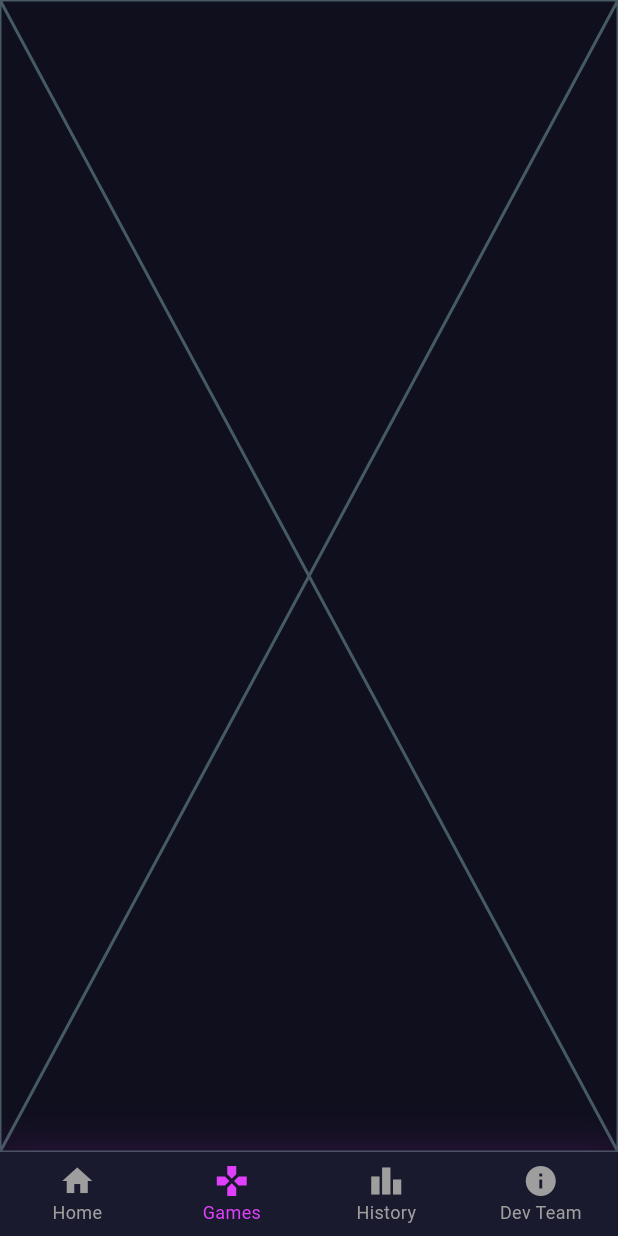
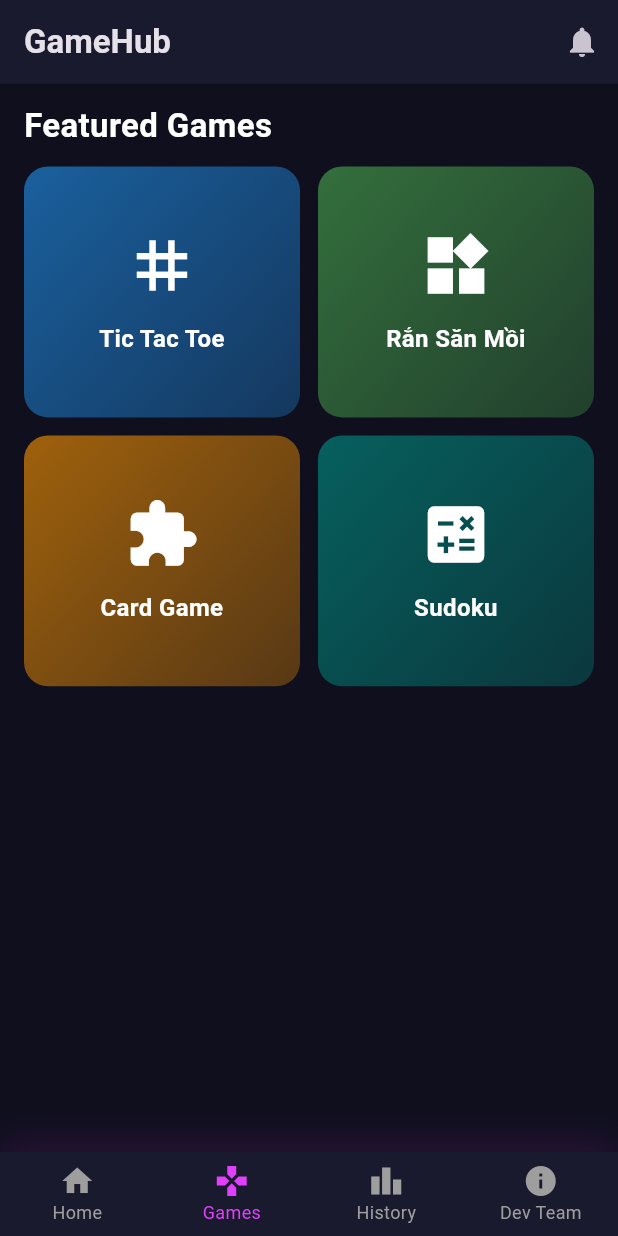
Before and after one commit to RuleOfNight/2025_LTTBDD_N05_Nhom_6, a Flutter app: the MainScreen screen opened directly, item 2 of the bottom bar chosen, on a phone screen of 412 x 824 dp. Run offline on Flutter 3.47's test engine with Material 3 defaults, Android fonts, the phone set to English and light mode, and no system bars; our stand-ins replace rive; missing offline and left inert: sudoku_solver_generator.

Commit message:
refactor: move featured games to Games tab

```diff
--- /dev/null
+++ b/lib/screens/GameScreen.dart
@@ -0,0 +1,134 @@
+import 'package:flutter/material.dart';
+import '../games/tictoc.dart';
+import '../games/sudoku.dart';
+
+class GameScreen extends StatelessWidget {
+  const GameScreen({Key? key}) : super(key: key);
+
+  @override
+  Widget build(BuildContext context) {
+    return Scaffold(
+        // Scaffold tạo bố cục cơ bản cho 1 màn hình (headbar + body)
+        appBar: AppBar(
+            title: const Text('GameHub', style: TextStyle(fontWeight: FontWeight.bold)),
+            actions: [
+                // Nút thông báo ở góc phải headbar
+                IconButton(icon: const Icon(Icons.notifications), onPressed: () {
+                // lazy
+                }),
+            ],
+        ),
+        body: SingleChildScrollView(
+            // Scroll
+            child: Column(
+                crossAxisAlignment: CrossAxisAlignment.start,
+                children: [
+                    _buildSectionTitle('Featured Games'),
+                    _buildQuickPlayGames(context),
+                    const SizedBox(height: 20),    // Khoảng cách dưới các banner
+                ],
+            ),
+        ),
+    );
+  }
+
+
+ // Title
+  Widget _buildSectionTitle(String title) {
+    return Padding(
+        padding: const EdgeInsets.symmetric(horizontal: 16, vertical: 12),
+        child: Text(
+            title,
+            style: const TextStyle(fontSize: 22, fontWeight: FontWeight.bold, color: Colors.white),
+        ),
+    );
+  }
+
+ // Grid các game
+  Widget _buildQuickPlayGames(BuildContext context) {
+    final games = [
+        {
+            'name': 'Tic Tac Toe',
+            'icon': Icons.grid_3x3,
+            'color': Colors.blue,
+            'screen': const TicTocGame()
+        },
+        {
+            'name': 'Rắn Săn Mồi',
+            'icon': Icons.widgets,
+            'color': Colors.green,
+            'screen': const Placeholder()
+        },
+        {
+            'name': 'Card Game',
+            'icon': Icons.extension,
+            'color': Colors.orange,
+            'screen': const Placeholder()
+        },
+        {
+            'name': 'Sudoku',
+            'icon': Icons.calculate,
+            'color': Colors.teal,
+            'screen': const SudokuGame()
+        },
+    ];
+
+    // Display grid game theo 2 cột
+    return GridView.builder(
+        shrinkWrap: true, // co lại theo nội dung nó chứa thay vì chiếm toàn bộ height
+        physics: const NeverScrollableScrollPhysics(), // Tắt scroll riêng, vì GridView nằm trong SingleChildScrollView bên ngoài
+        padding: const EdgeInsets.symmetric(horizontal: 16), // Lề trái/phải
+        gridDelegate: const SliverGridDelegateWithFixedCrossAxisCount(
+            crossAxisCount: 2,       // Số cột = 2
+            childAspectRatio: 1.1,   // Tỉ lệ khung (width/height). >1: ngang rộng hơn cao
+            crossAxisSpacing: 12,    // Khoảng cách giữa các cột
+            mainAxisSpacing: 12,     // Khoảng cách giữa các hàng
+        ),
+        itemCount: games.length,   // Số item trong grid = số game trong list games
+        itemBuilder: (ctx, i) {
+            return InkWell( // InkWell = opTap + hiệu ứng ripple   để bắt sk
+                onTap: () {
+                    Navigator.push(
+                        context,
+                        MaterialPageRoute(builder: (ctx) => games[i]['screen'] as Widget),
+                    );
+                },
+                child: Container(
+                    // Khung chứa 1 ô game
+                    decoration: BoxDecoration(
+                        borderRadius: BorderRadius.circular(16), // Bo góc
+                        gradient: LinearGradient(
+                            colors: [
+                            (games[i]['color'] as Color).withOpacity(0.6),
+                            (games[i]['color'] as Color).withOpacity(0.3),
+                            ],
+                            begin: Alignment.topLeft,
+                            end: Alignment.bottomRight,
+                        ),
+                    ),
+                    child: Column(
+                        mainAxisAlignment: MainAxisAlignment.center, // Căn center theo chiều dọc
+                        children: [
+                            Icon(
+                                games[i]['icon'] as IconData, // Icon game
+                                size: 50,
+                                color: Colors.white,
+                            ),
+                            const SizedBox(height: 12), // Khoảng cách giữa icon với text
+                            Text(
+                                games[i]['name'] as String, // Tên game
+                                style: const TextStyle(
+                                    fontWeight: FontWeight.bold,
+                                    color: Colors.white,
+                                    fontSize: 16,
+                                ),
+                                textAlign: TextAlign.center,
+                            ),
+                        ],
+                    ),
+                ),
+            );
+        },
+    );
+  }
+}
--- a/lib/screens/MainScreen.dart
+++ b/lib/screens/MainScreen.dart
@@ -1,5 +1,6 @@
 import 'package:flutter/material.dart';
 import 'HomeScreen.dart';
+import 'GameScreen.dart';
 
 
 class MainScreen extends StatefulWidget {
@@ -14,7 +15,7 @@ class _MainScreenState extends State<MainScreen> {
 
     final List<Widget> _screens = [
     const HomeScreen(),
-    const Placeholder(),
+    const GameScreen(),
     const Placeholder(),
     const Placeholder(),
     ];
```
